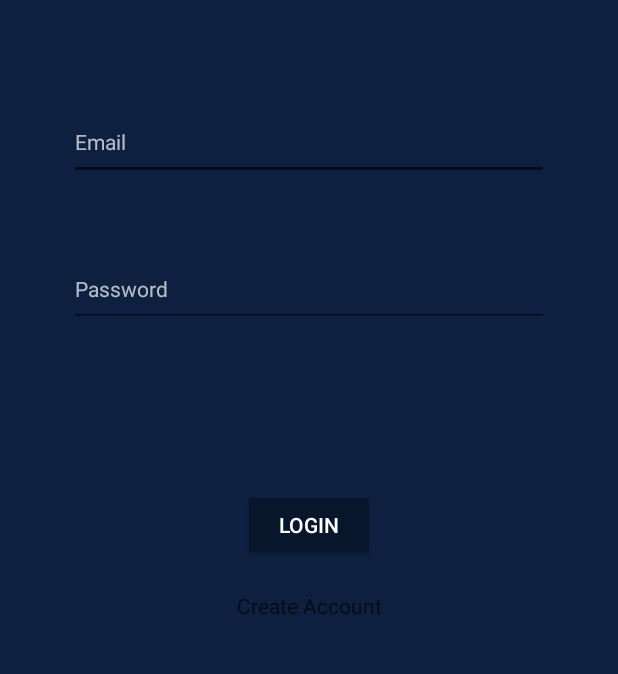
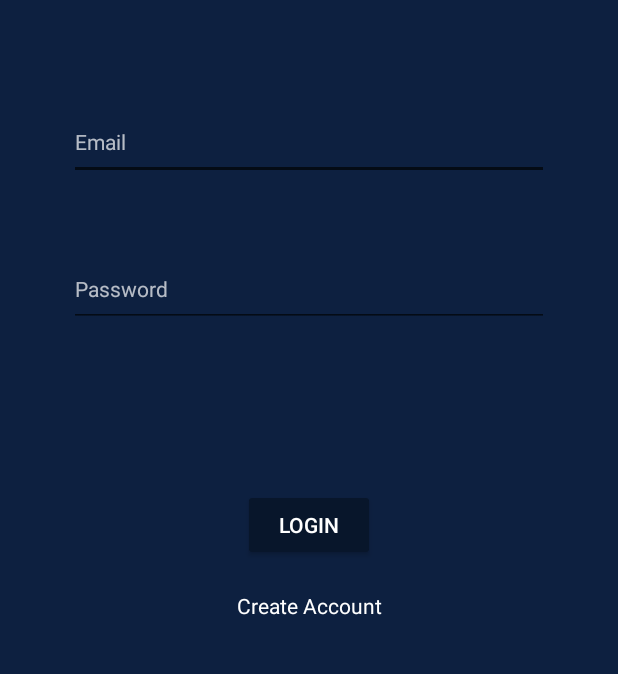
Before and after one commit to maldo31/Star, an Android app: the Login screen opened directly, with no data from a screen before it, on a phone screen of 412 x 824 dp, the part 391-1065 px from its top. Run offline under Robolectric (Android 15) with nearby library versions, the phone set to English and light mode, and no system bars; our stand-ins replace Firebase (no records; nobody signed in at launch, a user with empty details on screens opened directly).

Commit message:
New mode icon (simple) Changed under text colors to match the background and make them more readable.

```diff
--- a/app/src/main/res/layout/activity_run.xml
+++ b/app/src/main/res/layout/activity_run.xml
@@ -133,7 +133,7 @@
         app:layout_constraintTop_toBottomOf="@+id/avrspeed"
         app:layout_constraintVertical_bias="0.863" />
 
-    " />
+
 
 
 
--- a/app/src/main/res/values/colors.xml
+++ b/app/src/main/res/values/colors.xml
@@ -12,7 +12,7 @@
     <color name="button">@color/c50</color>
     <color name="buttonMain">@color/c45</color>
     <color name="starshape">@color/c100</color>
-    <color name="underText">@color/c45</color>
+    <color name="underText">@color/c35</color>
     <color name="text">@color/c100</color>
     <color name="slider">@color/c45</color>
     <color name="editText">@color/c35</color>
@@ -21,7 +21,7 @@
     <color name="buttonNight">@color/c10</color>
     <color name="buttonMainNight">@color/c5</color>
     <color name="starshapeNight">@color/c100</color>
-    <color name="underTextNight">@color/c5</color>
+    <color name="underTextNight">@color/c100</color>
     <color name="textNight">@color/c100</color>
     <color name="sliderNight">@color/c5</color>
     <color name="editTextNight">@color/c5</color>
```
Also changed, not shown: app/src/main/res/drawable/moon.png (deleted), app/src/main/res/drawable/sun.png (deleted).
